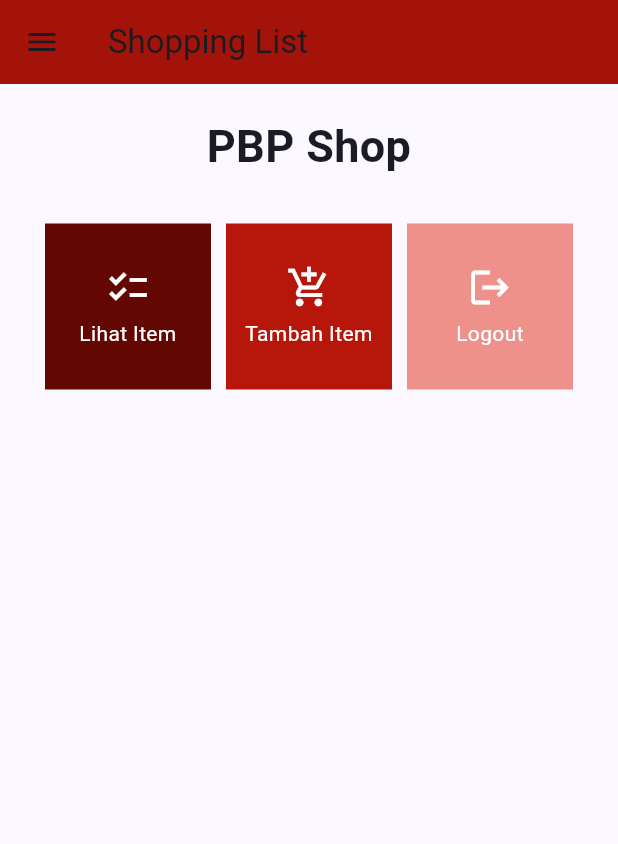
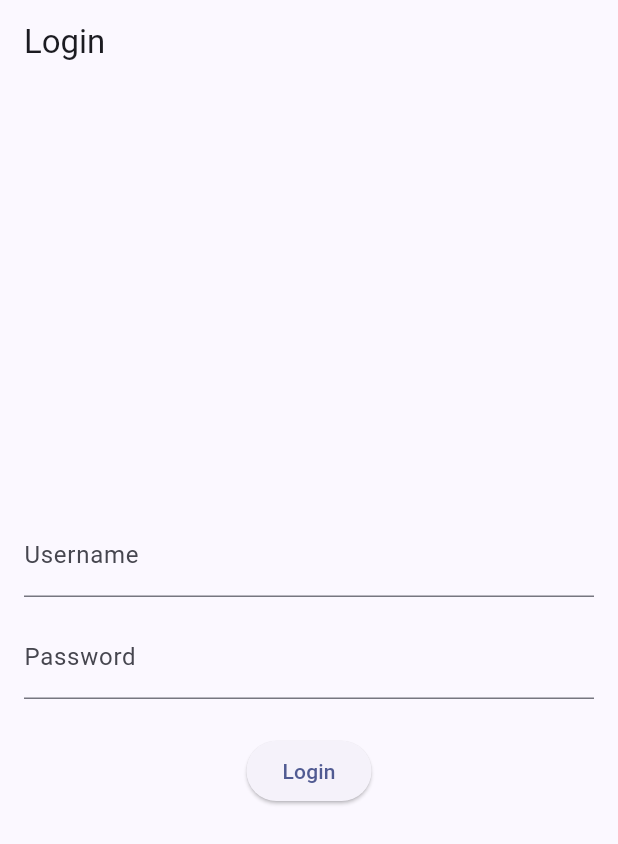
Before and after one commit to tajreee/pbp-flutter, a Flutter app: the screen it shows after launch, on a phone screen of 412 x 824 dp. Shown: the top 844 px of the screen. Run offline on Flutter 3.47's test engine with Material 2 defaults, Android fonts, the phone set to English and light mode, and no system bars; missing offline and left inert: pbp_django_auth.

Commit message:
add feat. tugas 9

```diff
--- a/lib/drawer_app.dart
+++ b/lib/drawer_app.dart
@@ -1,4 +1,5 @@
 import 'package:flutter/material.dart';
+import 'package:pbp_flutter/item.dart';
 import 'package:pbp_flutter/menu.dart';
 import 'package:pbp_flutter/item_form.dart';
 import 'package:pbp_flutter/show_item.dart';
@@ -60,7 +61,7 @@ class DrawerApp extends StatelessWidget {
               Navigator.push(
                 context,
                 MaterialPageRoute(
-                  builder: (context) => const ShowItemPage(),
+                  builder: (context) => const ItemPage(),
                 )
               );
             },
@@ -78,7 +79,7 @@ class DrawerApp extends StatelessWidget {
                 )
               );
             },
-          )
+          ),
         ],
       ),
     );
--- /dev/null
+++ b/lib/login_page.dart
@@ -0,0 +1,115 @@
+// ignore_for_file: use_build_context_synchronously
+
+import 'package:pbp_flutter/menu.dart';
+import 'package:flutter/material.dart';
+import 'package:pbp_django_auth/pbp_django_auth.dart';
+import 'package:provider/provider.dart';
+
+void main() {
+    runApp(const LoginApp());
+}
+
+class LoginApp extends StatelessWidget {
+  const LoginApp({super.key});
+
+  @override
+  Widget build(BuildContext context) {
+    return MaterialApp(
+      title: 'Login',
+      theme: ThemeData(
+            primarySwatch: Colors.blue,
+        ),
+      home: const LoginPage(),
+    );
+  }
+}
+
+class LoginPage extends StatefulWidget {
+    const LoginPage({super.key});
+
+    @override
+    _LoginPageState createState() => _LoginPageState();
+}
+
+class _LoginPageState extends State<LoginPage> {
+    final TextEditingController _usernameController = TextEditingController();
+    final TextEditingController _passwordController = TextEditingController();
+
+    @override
+    Widget build(BuildContext context) {
+        final request = context.watch<CookieRequest>();
+        return Scaffold(
+            appBar: AppBar(
+                title: const Text('Login'),
+            ),
+            body: Container(
+                padding: const EdgeInsets.all(16.0),
+                child: Column(
+                    mainAxisAlignment: MainAxisAlignment.center,
+                    children: [
+                        TextField(
+                            controller: _usernameController,
+                            decoration: const InputDecoration(
+                                labelText: 'Username',
+                            ),
+                        ),
+                        const SizedBox(height: 12.0),
+                        TextField(
+                            controller: _passwordController,
+                            decoration: const InputDecoration(
+                                labelText: 'Password',
+                            ),
+                            obscureText: true,
+                        ),
+                        const SizedBox(height: 24.0),
+                        ElevatedButton(
+                            onPressed: () async {
+                                String username = _usernameController.text;
+                                String password = _passwordController.text;
+
+                                // Cek kredensial
+                                // Untuk menyambungkan Android emulator dengan Django pada localhost,
+                                // gunakan URL http://10.0.2.2/
+                                final response = await request.login("http://127.0.0.1:8000//auth/login/", {
+                                'username': username,
+                                'password': password,
+                                });
+
+                                if (request.loggedIn) {
+                                    String message = response['message'];
+                                    String uname = response['username'];
+                                    Navigator.pushReplacement(
+                                        context,
+                                        MaterialPageRoute(builder: (context) => MyHomePage()),
+                                    );
+                                    ScaffoldMessenger.of(context)
+                                        ..hideCurrentSnackBar()
+                                        ..showSnackBar(
+                                            SnackBar(content: Text("$message Selamat datang, $uname.")));
+                                    } else {
+                                    showDialog(
+                                        context: context,
+                                        builder: (context) => AlertDialog(
+                                            title: const Text('Login Gagal'),
+                                            content:
+                                                Text(response['message']),
+                                            actions: [
+                                                TextButton(
+                                                    child: const Text('OK'),
+                                                    onPressed: () {
+                                                        Navigator.pop(context);
+                                                    },
+                                                ),
+                                            ],
+                                        ),
+                                    );
+                                }
+                            },
+                            child: const Text('Login'),
+                        ),
+                    ],
+                ),
+            ),
+        );
+    }
+}
--- a/lib/main.dart
+++ b/lib/main.dart
@@ -1,38 +1,30 @@
 import 'package:flutter/material.dart';
+import 'package:pbp_flutter/login_page.dart';
 import 'package:pbp_flutter/menu.dart';
+import 'package:provider/provider.dart';
+import 'package:pbp_django_auth/pbp_django_auth.dart';
 
 void main() {
   runApp(const MyApp());
 }
 
 class MyApp extends StatelessWidget {
-  const MyApp({super.key});
+    const MyApp({Key? key}) : super(key: key);
 
-  // This widget is the root of your application.
     @override
     Widget build(BuildContext context) {
-    return MaterialApp(
-      title: 'Flutter Demo',
+      return Provider(
+        create: (_) {
+            CookieRequest request = CookieRequest();
+            return request;
+        },
+        child: MaterialApp(
+            title: 'Flutter App',
             theme: ThemeData(
-        // This is the theme of your application.
-        //
-        // TRY THIS: Try running your application with "flutter run". You'll see
-        // the application has a blue toolbar. Then, without quitting the app,
-        // try changing the seedColor in the colorScheme below to Colors.green
-        // and then invoke "hot reload" (save your changes or press the "hot
-        // reload" button in a Flutter-supported IDE, or press "r" if you used
-        // the command line to start the app).
-        //
-        // Notice that the counter didn't reset back to zero; the application
-        // state is not lost during the reload. To reset the state, use hot
-        // restart instead.
-        //
-        // This works for code too, not just values: Most code changes can be
-        // tested with just a hot reload.
                 colorScheme: ColorScheme.fromSeed(seedColor: Colors.indigo),
                 useMaterial3: true,
             ),
-      home: MyHomePage()
+            home: const LoginPage()),
         );
     }
 }
--- a/pubspec.yaml
+++ b/pubspec.yaml
@@ -35,6 +35,9 @@ dependencies:
   # The following adds the Cupertino Icons font to your application.
   # Use with the CupertinoIcons class for iOS style icons.
   cupertino_icons: ^1.0.2
+  provider: ^6.1.1
+  pbp_django_auth: ^0.4.0
+  http: ^1.1.0
 
 dev_dependencies:
   flutter_test:
```
Also changed, not shown: lib/detail_item.dart (added, +46 -0 lines), lib/item.dart (added, +89 -0 lines), lib/item_form.dart (+35 -34 lines), lib/menu.dart (+34 -6 lines), lib/show_item.dart (+93 -24 lines), pubspec.lock, 3 other files. Lines whose indentation alone changed are shown as unchanged.
